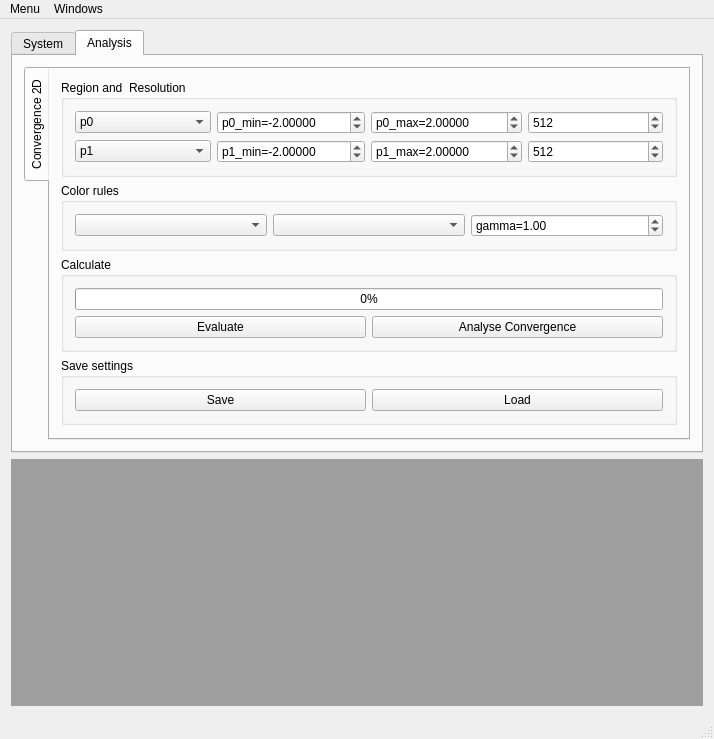
gobelin88/opticafe, file mainwindow.ui: the form before one commit.
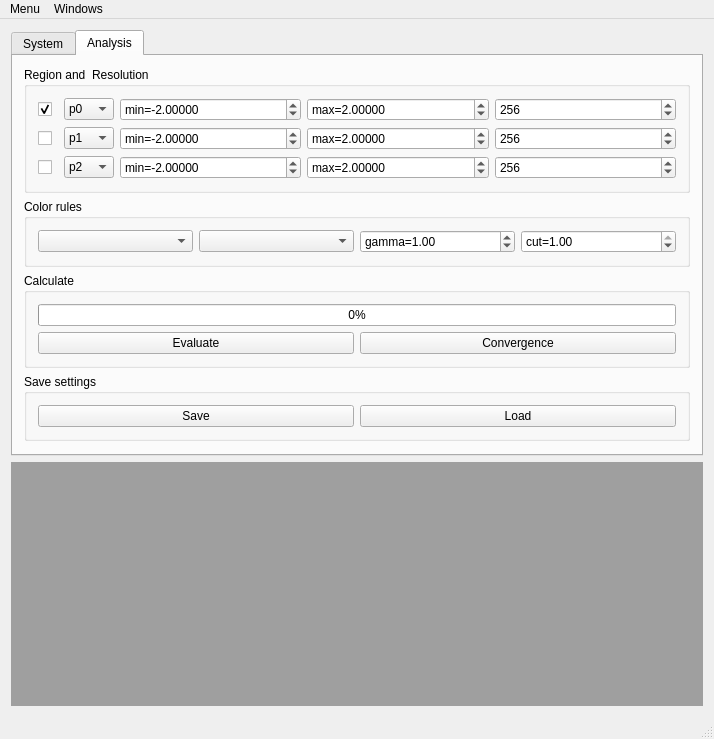
The form after the commit. The open tabs and pages were chosen to show the change.

```diff
--- a/mainwindow.ui
+++ b/mainwindow.ui
@@ -48,31 +48,6 @@
        </attribute>
        <layout class="QVBoxLayout" name="verticalLayout_3">
         <item>
-         <widget class="QTabWidget" name="tabSetting">
-          <property name="minimumSize">
-           <size>
-            <width>0</width>
-            <height>0</height>
-           </size>
-          </property>
-          <property name="maximumSize">
-           <size>
-            <width>16777215</width>
-            <height>16777215</height>
-           </size>
-          </property>
-          <property name="tabPosition">
-           <enum>QTabWidget::West</enum>
-          </property>
-          <property name="currentIndex">
-           <number>0</number>
-          </property>
-          <widget class="QWidget" name="tab_3">
-           <attribute name="title">
-            <string>Convergence 2D</string>
-           </attribute>
-           <layout class="QVBoxLayout" name="verticalLayout_8">
-            <item>
              <widget class="QGroupBox" name="groupBox">
               <property name="title">
                <string>Region and  Resolution</string>
@@ -80,39 +55,105 @@
               <layout class="QVBoxLayout" name="verticalLayout_4">
                <item>
                 <layout class="QGridLayout" name="gridLayout_2">
+             <item row="2" column="4">
+              <widget class="QSpinBox" name="sb_p2_res">
+               <property name="maximum">
+                <number>4096</number>
+               </property>
+               <property name="singleStep">
+                <number>2</number>
+               </property>
+               <property name="value">
+                <number>256</number>
+               </property>
+              </widget>
+             </item>
+             <item row="1" column="3">
+              <widget class="QDoubleSpinBox" name="sb_p1_max">
+               <property name="prefix">
+                <string>max=</string>
+               </property>
+               <property name="decimals">
+                <number>5</number>
+               </property>
+               <property name="minimum">
+                <double>-10000.000000000000000</double>
+               </property>
+               <property name="maximum">
+                <double>10000.000000000000000</double>
+               </property>
+               <property name="value">
+                <double>2.000000000000000</double>
+               </property>
+              </widget>
+             </item>
+             <item row="2" column="1">
+              <widget class="QComboBox" name="cb_param3">
+               <property name="maximumSize">
+                <size>
+                 <width>50</width>
+                 <height>16777215</height>
+                </size>
+               </property>
+               <property name="currentIndex">
+                <number>2</number>
+               </property>
+               <item>
+                <property name="text">
+                 <string>p0</string>
+                </property>
+               </item>
+               <item>
+                <property name="text">
+                 <string>p1</string>
+                </property>
+               </item>
+               <item>
+                <property name="text">
+                 <string>p2</string>
+                </property>
+               </item>
+               <item>
+                <property name="text">
+                 <string>p3</string>
+                </property>
+               </item>
+               <item>
+                <property name="text">
+                 <string>p4</string>
+                </property>
+               </item>
+               <item>
+                <property name="text">
+                 <string>p5</string>
+                </property>
+               </item>
+               <item>
+                <property name="text">
+                 <string>p6</string>
+                </property>
+               </item>
+               <item>
+                <property name="text">
+                 <string>p7</string>
+                </property>
+               </item>
+               <item>
+                <property name="text">
+                 <string>p8</string>
+                </property>
+               </item>
+               <item>
+                <property name="text">
+                 <string>p9</string>
+                </property>
+               </item>
+              </widget>
+             </item>
                  <item row="0" column="2">
-                  <widget class="QDoubleSpinBox" name="sb_p0_max">
-                   <property name="prefix">
-                    <string>p0_max=</string>
-                   </property>
-                   <property name="decimals">
-                    <number>5</number>
-                   </property>
-                   <property name="minimum">
-                    <double>-10000.000000000000000</double>
-                   </property>
-                   <property name="maximum">
-                    <double>10000.000000000000000</double>
-                   </property>
-                   <property name="value">
-                    <double>2.000000000000000</double>
-                   </property>
-                  </widget>
-                 </item>
-                 <item row="0" column="3">
-                  <widget class="QSpinBox" name="sb_Width">
-                   <property name="maximum">
-                    <number>4096</number>
-                   </property>
-                   <property name="value">
-                    <number>512</number>
-                   </property>
-                  </widget>
-                 </item>
-                 <item row="0" column="1">
                   <widget class="QDoubleSpinBox" name="sb_p0_min">
                    <property name="prefix">
-                    <string>p0_min=</string>
+                <string>min=</string>
                    </property>
                    <property name="decimals">
                     <number>5</number>
@@ -129,9 +170,85 @@
                   </widget>
                  </item>
                  <item row="1" column="1">
-                  <widget class="QDoubleSpinBox" name="sb_p1_min">
+              <widget class="QComboBox" name="cb_param2">
+               <property name="maximumSize">
+                <size>
+                 <width>50</width>
+                 <height>16777215</height>
+                </size>
+               </property>
+               <property name="currentIndex">
+                <number>1</number>
+               </property>
+               <item>
+                <property name="text">
+                 <string>p0</string>
+                </property>
+               </item>
+               <item>
+                <property name="text">
+                 <string>p1</string>
+                </property>
+               </item>
+               <item>
+                <property name="text">
+                 <string>p2</string>
+                </property>
+               </item>
+               <item>
+                <property name="text">
+                 <string>p3</string>
+                </property>
+               </item>
+               <item>
+                <property name="text">
+                 <string>p4</string>
+                </property>
+               </item>
+               <item>
+                <property name="text">
+                 <string>p5</string>
+                </property>
+               </item>
+               <item>
+                <property name="text">
+                 <string>p6</string>
+                </property>
+               </item>
+               <item>
+                <property name="text">
+                 <string>p7</string>
+                </property>
+               </item>
+               <item>
+                <property name="text">
+                 <string>p8</string>
+                </property>
+               </item>
+               <item>
+                <property name="text">
+                 <string>p9</string>
+                </property>
+               </item>
+              </widget>
+             </item>
+             <item row="0" column="4">
+              <widget class="QSpinBox" name="sb_p0_res">
+               <property name="maximum">
+                <number>4096</number>
+               </property>
+               <property name="singleStep">
+                <number>2</number>
+               </property>
+               <property name="value">
+                <number>256</number>
+               </property>
+              </widget>
+             </item>
+             <item row="0" column="3">
+              <widget class="QDoubleSpinBox" name="sb_p0_max">
                    <property name="prefix">
-                    <string>p1_min=</string>
+                <string>max=</string>
                    </property>
                    <property name="decimals">
                     <number>5</number>
@@ -143,14 +260,65 @@
                     <double>10000.000000000000000</double>
                    </property>
                    <property name="value">
-                    <double>-2.000000000000000</double>
+                <double>2.000000000000000</double>
+               </property>
+              </widget>
+             </item>
+             <item row="1" column="4">
+              <widget class="QSpinBox" name="sb_p1_res">
+               <property name="maximum">
+                <number>4096</number>
+               </property>
+               <property name="singleStep">
+                <number>2</number>
+               </property>
+               <property name="value">
+                <number>256</number>
                    </property>
                   </widget>
                  </item>
                  <item row="1" column="2">
-                  <widget class="QDoubleSpinBox" name="sb_p1_max">
+              <widget class="QDoubleSpinBox" name="sb_p1_min">
                    <property name="prefix">
-                    <string>p1_max=</string>
+                <string>min=</string>
+               </property>
+               <property name="decimals">
+                <number>5</number>
+               </property>
+               <property name="minimum">
+                <double>-10000.000000000000000</double>
+               </property>
+               <property name="maximum">
+                <double>10000.000000000000000</double>
+               </property>
+               <property name="value">
+                <double>-2.000000000000000</double>
+               </property>
+              </widget>
+             </item>
+             <item row="2" column="2">
+              <widget class="QDoubleSpinBox" name="sb_p2_min">
+               <property name="prefix">
+                <string>min=</string>
+               </property>
+               <property name="decimals">
+                <number>5</number>
+               </property>
+               <property name="minimum">
+                <double>-10000.000000000000000</double>
+               </property>
+               <property name="maximum">
+                <double>10000.000000000000000</double>
+               </property>
+               <property name="value">
+                <double>-2.000000000000000</double>
+               </property>
+              </widget>
+             </item>
+             <item row="2" column="3">
+              <widget class="QDoubleSpinBox" name="sb_p2_max">
+               <property name="prefix">
+                <string>max=</string>
                    </property>
                    <property name="decimals">
                     <number>5</number>
@@ -166,18 +334,14 @@
                    </property>
                   </widget>
                  </item>
-                 <item row="1" column="3">
-                  <widget class="QSpinBox" name="sb_Height">
-                   <property name="maximum">
-                    <number>4096</number>
-                   </property>
-                   <property name="value">
-                    <number>512</number>
-                   </property>
-                  </widget>
-                 </item>
-                 <item row="0" column="0">
+             <item row="0" column="1">
                   <widget class="QComboBox" name="cb_param1">
+               <property name="maximumSize">
+                <size>
+                 <width>50</width>
+                 <height>16777215</height>
+                </size>
+               </property>
                    <property name="currentIndex">
                     <number>0</number>
                    </property>
@@ -233,61 +397,46 @@
                    </item>
                   </widget>
                  </item>
+             <item row="0" column="0">
+              <widget class="QCheckBox" name="rb_1D">
+               <property name="maximumSize">
+                <size>
+                 <width>20</width>
+                 <height>16777215</height>
+                </size>
+               </property>
+               <property name="text">
+                <string/>
+               </property>
+               <property name="checked">
+                <bool>true</bool>
+               </property>
+              </widget>
+             </item>
                  <item row="1" column="0">
-                  <widget class="QComboBox" name="cb_param2">
-                   <property name="currentIndex">
-                    <number>1</number>
-                   </property>
-                   <item>
+              <widget class="QCheckBox" name="rb_2D">
+               <property name="maximumSize">
+                <size>
+                 <width>20</width>
+                 <height>16777215</height>
+                </size>
+               </property>
                     <property name="text">
-                     <string>p0</string>
-                    </property>
-                   </item>
-                   <item>
-                    <property name="text">
-                     <string>p1</string>
-                    </property>
-                   </item>
-                   <item>
+                <string/>
+               </property>
+              </widget>
+             </item>
+             <item row="2" column="0">
+              <widget class="QCheckBox" name="rb_3D">
+               <property name="maximumSize">
+                <size>
+                 <width>20</width>
+                 <height>16777215</height>
+                </size>
+               </property>
                     <property name="text">
-                     <string>p2</string>
-                    </property>
-                   </item>
-                   <item>
-                    <property name="text">
-                     <string>p3</string>
-                    </property>
-                   </item>
-                   <item>
-                    <property name="text">
-                     <string>p4</string>
-                    </property>
-                   </item>
-                   <item>
-                    <property name="text">
-                     <string>p5</string>
-                    </property>
-                   </item>
-                   <item>
-                    <property name="text">
-                     <string>p6</string>
-                    </property>
-                   </item>
-                   <item>
-                    <property name="text">
-                     <string>p7</string>
-                    </property>
-                   </item>
-                   <item>
-                    <property name="text">
-                     <string>p8</string>
-                    </property>
-                   </item>
-                   <item>
-                    <property name="text">
-                     <string>p9</string>
-                    </property>
-                   </item>
+                <string/>
+               </property>
                   </widget>
                  </item>
                 </layout>
@@ -325,6 +474,22 @@
                    </property>
                   </widget>
                  </item>
+             <item>
+              <widget class="QDoubleSpinBox" name="sb_cut">
+               <property name="prefix">
+                <string>cut=</string>
+               </property>
+               <property name="maximum">
+                <double>1.000000000000000</double>
+               </property>
+               <property name="singleStep">
+                <double>0.010000000000000</double>
+               </property>
+               <property name="value">
+                <double>1.000000000000000</double>
+               </property>
+              </widget>
+             </item>
                 </layout>
                </item>
               </layout>
@@ -337,25 +502,25 @@
               </property>
               <layout class="QVBoxLayout" name="verticalLayout_7">
                <item>
+            <layout class="QGridLayout" name="gridLayout">
+             <item row="0" column="0" colspan="2">
                 <widget class="QProgressBar" name="progressBar">
                  <property name="value">
                   <number>0</number>
                  </property>
                 </widget>
                </item>
-               <item>
-                <layout class="QHBoxLayout" name="horizontalLayout">
-                 <item>
+             <item row="1" column="0">
                   <widget class="QPushButton" name="pb_calculate_func">
                    <property name="text">
                     <string>Evaluate</string>
                    </property>
                   </widget>
                  </item>
-                 <item>
-                  <widget class="QPushButton" name="pb_calculate">
+             <item row="1" column="1">
+              <widget class="QPushButton" name="pb_calculate_conv">
                    <property name="text">
-                    <string>Analyse Convergence</string>
+                <string>Convergence</string>
                    </property>
                   </widget>
                  </item>
@@ -403,10 +568,6 @@
                </size>
               </property>
              </spacer>
-            </item>
-           </layout>
-          </widget>
-         </widget>
         </item>
        </layout>
       </widget>
```
Left out of the diff: 4 changed lines with no effect on the pictures. Lines whose indentation alone changed are shown as unchanged.
